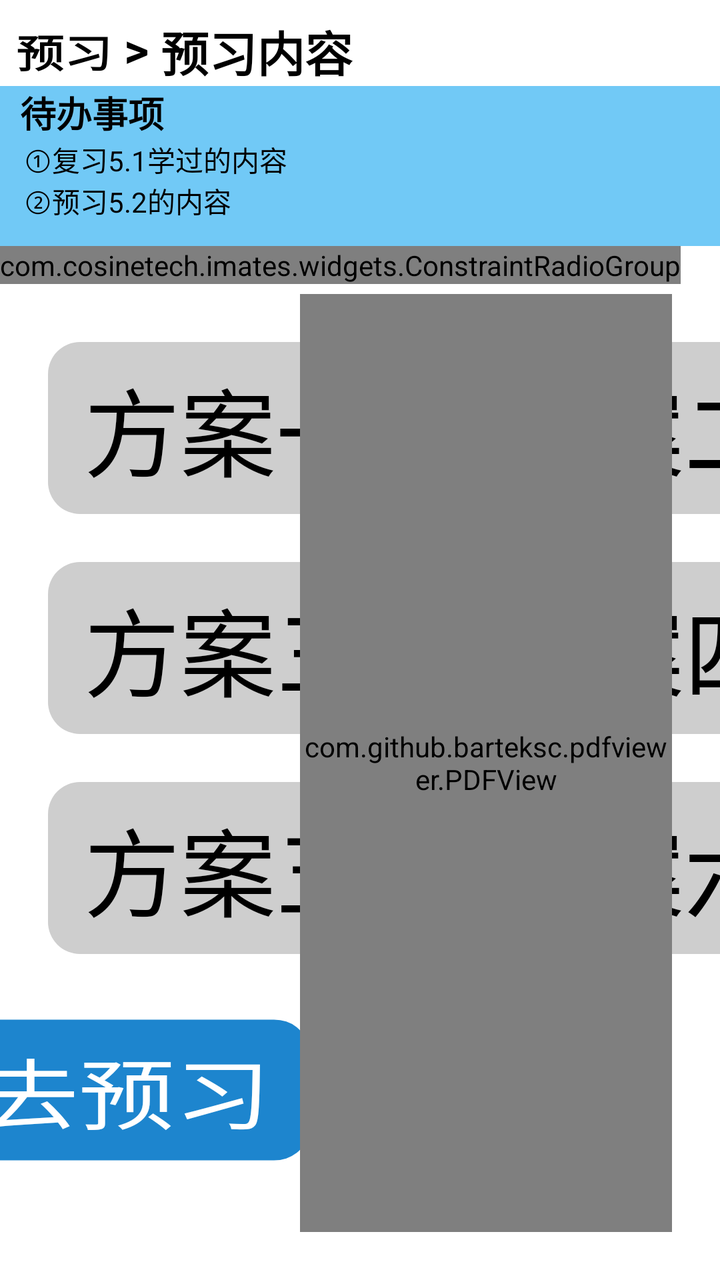
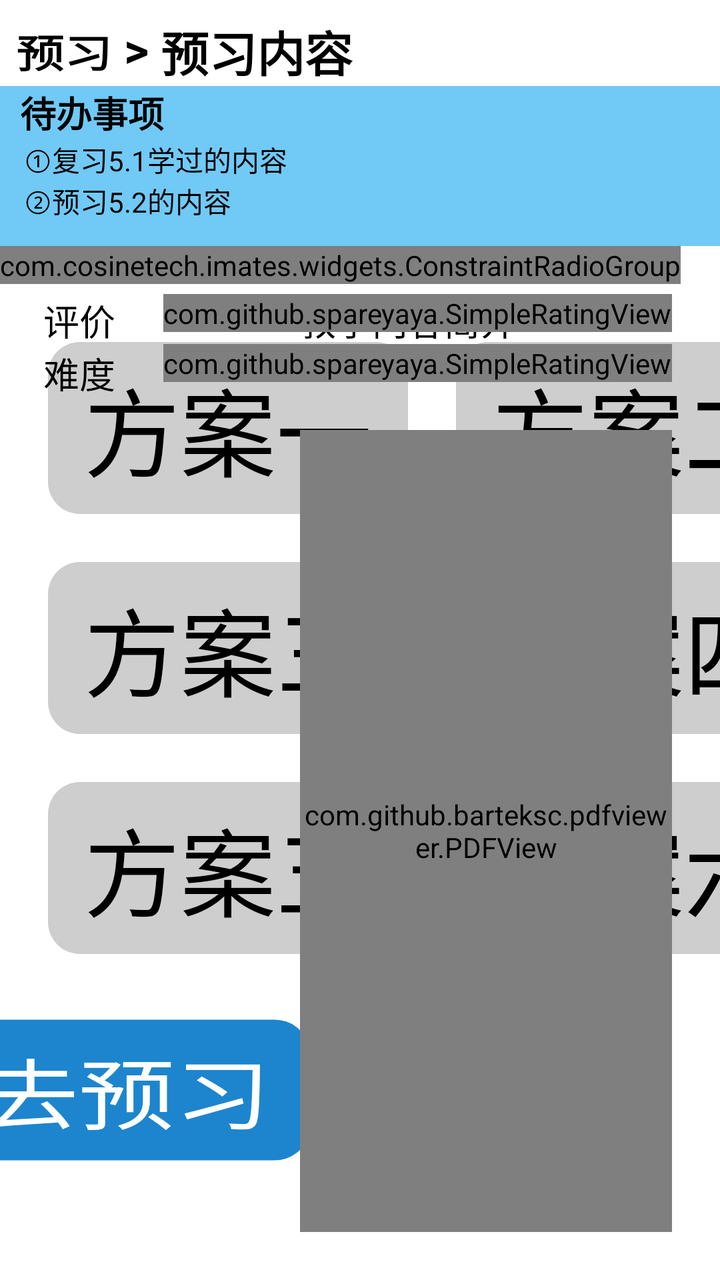

An Android layout rendered at two revisions. The XML below is the earlier revision; the diff shows what the commit changed to produce the second picture.
<!-- AndroidManifest.xml: application theme Theme.IMatesApp.FullScreen -->
<!-- res/layout/fragment_preview_lession.xml -->
<?xml version="1.0" encoding="utf-8"?>
<androidx.constraintlayout.widget.ConstraintLayout xmlns:android="http://schemas.android.com/apk/res/android"
    xmlns:app="http://schemas.android.com/apk/res-auto"
    xmlns:tools="http://schemas.android.com/tools"
    android:layout_width="match_parent"
    android:layout_height="match_parent"
    android:background="#FFFFFF"
    tools:context=".fragments.FragmentPreviewLesson">

    <TextView
        android:id="@+id/label"
        android:layout_width="wrap_content"
        android:layout_height="wrap_content"
        android:layout_margin="8dp"
        android:text="预习"
        android:clickable="true"
        android:stateListAnimator="@animator/button_click_scale"
        android:textColor="#000000"
        android:textSize="@dimen/head1_size"
        android:textStyle="bold"
        app:layout_constraintStart_toStartOf="parent"
        app:layout_constraintTop_toTopOf="parent" />

    <TextView
        android:id="@+id/sign_split"
        android:layout_width="wrap_content"
        android:layout_height="wrap_content"
        android:text=" > "
        android:textColor="#000000"
        android:textSize="@dimen/head1_size"
        android:textStyle="bold"
        app:layout_constraintStart_toEndOf="@id/label"
        app:layout_constraintTop_toTopOf="@id/label" />

    <TextView
        android:id="@+id/preview_section_name"
        android:layout_width="wrap_content"
        android:layout_height="wrap_content"
        android:text="预习内容"
        android:textColor="#000000"
        android:textSize="@dimen/head1_size"
        android:textStyle="bold"
        app:layout_constraintStart_toEndOf="@id/sign_split"
        app:layout_constraintTop_toTopOf="@id/sign_split" />

    <LinearLayout
        android:id="@+id/tool_bar"
        android:layout_width="match_parent"
        android:layout_height="wrap_content"
        android:background="#71c9f6"
        android:minHeight="80dp"
        android:orientation="vertical"
        app:layout_constraintStart_toStartOf="parent"
        app:layout_constraintTop_toBottomOf="@id/preview_section_name">

        <TextView
            android:layout_width="wrap_content"
            android:layout_height="wrap_content"
            android:layout_marginStart="10dp"
            android:text="待办事项"
            android:textColor="#000000"
            android:textSize="@dimen/reflow_text_title_size"
            android:textStyle="bold" />

        <TextView
            android:layout_width="wrap_content"
            android:layout_height="wrap_content"
            android:layout_marginStart="12dp"
            android:background="@android:color/transparent"
            android:text="①复习5.1学过的内容"
            android:textColor="#000000" />

        <TextView
            android:layout_width="wrap_content"
            android:layout_height="wrap_content"
            android:layout_marginStart="12dp"
            android:background="@android:color/transparent"
            android:text="②预习5.2的内容"
            android:textColor="#000000" />

    </LinearLayout>

    <RadioButton
        android:id="@+id/opt_scheme_1"
        android:layout_width="wrap_content"
        android:layout_height="wrap_content"
        android:layout_marginStart="24dp"
        android:layout_marginTop="48dp"
        android:button="@null"
        android:background="@drawable/prepare_lesson_radio_bg"
        android:text="方案一"
        android:textSize="@dimen/head0_size"
        app:layout_constraintStart_toStartOf="parent"
        app:layout_constraintTop_toBottomOf="@id/tool_bar" />

    <RadioButton
        android:id="@+id/opt_scheme_2"
        android:layout_width="wrap_content"
        android:layout_height="wrap_content"
        android:layout_marginStart="24dp"
        android:layout_marginTop="48dp"
        android:button="@null"
        android:background="@drawable/prepare_lesson_radio_bg"
        android:text="方案二"
        android:textSize="@dimen/head0_size"
        app:layout_constraintStart_toEndOf="@id/opt_scheme_1"
        app:layout_constraintTop_toBottomOf="@id/tool_bar" />

    <RadioButton
        android:id="@+id/opt_scheme_3"
        android:layout_width="wrap_content"
        android:layout_height="wrap_content"
        android:layout_marginStart="24dp"
        android:layout_marginTop="24dp"
        android:button="@null"
        android:background="@drawable/prepare_lesson_radio_bg"
        android:text="方案三"
        android:textSize="@dimen/head0_size"
        app:layout_constraintStart_toStartOf="parent"
        app:layout_constraintTop_toBottomOf="@id/opt_scheme_1" />

    <RadioButton
        android:id="@+id/opt_scheme_4"
        android:layout_width="wrap_content"
        android:layout_height="wrap_content"
        android:layout_marginTop="24dp"
        android:button="@null"
        android:background="@drawable/prepare_lesson_radio_bg"
        android:text="方案四"
        android:textSize="@dimen/head0_size"
        app:layout_constraintStart_toStartOf="@id/opt_scheme_2"
        app:layout_constraintTop_toBottomOf="@id/opt_scheme_2" />

    <RadioButton
        android:id="@+id/opt_scheme_5"
        android:layout_width="wrap_content"
        android:layout_height="wrap_content"
        android:layout_marginStart="24dp"
        android:layout_marginTop="24dp"
        android:button="@null"
        android:background="@drawable/prepare_lesson_radio_bg"
        android:text="方案五"
        android:textSize="@dimen/head0_size"
        app:layout_constraintStart_toStartOf="parent"
        app:layout_constraintTop_toBottomOf="@id/opt_scheme_3" />

    <RadioButton
        android:id="@+id/opt_scheme_6"
        android:layout_width="wrap_content"
        android:layout_height="wrap_content"
        android:layout_marginTop="24dp"
        android:button="@null"
        android:background="@drawable/prepare_lesson_radio_bg"
        android:text="方案六"
        android:textSize="@dimen/head0_size"
        app:layout_constraintStart_toStartOf="@id/opt_scheme_4"
        app:layout_constraintTop_toBottomOf="@id/opt_scheme_4" />

    <com.cosinetech.imates.widgets.ConstraintRadioGroup
        android:id="@+id/group"
        android:layout_width="wrap_content"
        android:layout_height="wrap_content"
        app:constraint_referenced_ids="opt_scheme_1, opt_scheme_2, opt_scheme_3,opt_scheme_4,opt_scheme_5,opt_scheme_6"
        app:layout_constraintStart_toStartOf="parent"
        app:layout_constraintTop_toBottomOf="@id/tool_bar" />

    <Button
        android:id="@+id/btn_go_prepare"
        android:layout_width="wrap_content"
        android:layout_height="wrap_content"
        android:layout_margin="24dp"
        android:textSize="@dimen/head0_size"
        android:background="@drawable/round_corner"
        android:textColor="#ffffff"
        android:text="去预习"
        android:stateListAnimator="@animator/button_click_scale"
        app:layout_constraintStart_toStartOf="parent"
        app:layout_constraintTop_toBottomOf="@id/opt_scheme_5"
        app:layout_constraintEnd_toEndOf="@id/guideline"/>

    <androidx.constraintlayout.widget.Guideline
        android:id="@+id/guideline"
        android:layout_width="wrap_content"
        android:layout_height="wrap_content"
        android:orientation="vertical"
        app:layout_constraintGuide_percent="0.35" />

    <com.github.barteksc.pdfviewer.PDFView
        android:id="@+id/pdfView"
        android:layout_width="0dp"
        android:layout_height="0dp"
        android:layout_margin="24dp"
        app:layout_constraintStart_toStartOf="@id/guideline"
        app:layout_constraintEnd_toEndOf="parent"
        app:layout_constraintTop_toBottomOf="@id/tool_bar"
        app:layout_constraintBottom_toBottomOf="parent"/>

</androidx.constraintlayout.widget.ConstraintLayout>
<!-- resources referenced by this layout -->
<resources>
  <dimen name="head0_size">48sp</dimen>
  <dimen name="head1_size">24sp</dimen>
  <dimen name="reflow_text_title_size">18sp</dimen>
  <!-- drawable prepare_lesson_radio_bg (drawable) -->
  <?xml version="1.0" encoding="utf-8"?>
  <selector xmlns:android="http://schemas.android.com/apk/res/android">
  <item android:state_checked="true">
      <shape>
          <solid android:color="#c0fd70" />
          <corners android:radius="16dp" />
          <padding
              android:left="18dp"
              android:right="18dp"
              android:top="8dp"
              android:bottom="8dp" />
      </shape>
  </item>
  <item>
      <shape>
          <solid android:color="#cecece" />
          <corners android:radius="16dp" />
          <padding
              android:left="18dp"
              android:right="18dp"
              android:top="8dp"
              android:bottom="8dp" />
      </shape>
  </item>
  </selector>
  <!-- drawable round_corner (drawable) -->
  <?xml version="1.0" encoding="utf-8"?>
  <shape xmlns:android="http://schemas.android.com/apk/res/android">
      <solid android:color="#1d85ce" />
      <corners android:radius="16dp" />
      <padding
          android:left="18dp"
          android:right="18dp"
          android:top="9dp"
          android:bottom="9dp" />
  </shape>
  <style name="Theme.IMatesApp.FullScreen" parent="Theme.AppCompat.Light.NoActionBar">
          
          <item name="android:windowFullscreen">true</item>
          
          <item name="android:windowTranslucentStatus">true</item>
          
          <item name="android:windowTranslucentNavigation">true</item>
      </style>
</resources>

<!-- the commit's change to res/layout/fragment_preview_lession.xml (unified diff, before → after) -->
@@ -185,6 +185,69 @@
         android:orientation="vertical"
         app:layout_constraintGuide_percent="0.35" />
 
+    <TextView
+        android:id="@+id/intro"
+        android:layout_width="wrap_content"
+        android:layout_height="wrap_content"
+        android:layout_margin="24dp"
+        android:text="教学内容简介"
+        android:textSize="18sp"
+        android:textColor="#000000"
+        app:layout_constraintStart_toStartOf="@id/guideline"
+        app:layout_constraintTop_toBottomOf="@id/tool_bar"/>
+
+    <com.github.spareyaya.SimpleRatingView
+        android:id="@+id/rating"
+        android:layout_width="wrap_content"
+        android:layout_height="wrap_content"
+        android:layout_margin="24dp"
+        app:starType="heart"
+        app:numStars="5"
+        app:rating="0"
+        app:starSize="24dp"
+        app:starSpacing="2dp"
+        app:primaryColor="#ff0000"
+        app:secondaryColor="#cecece"
+        app:layout_constraintEnd_toEndOf="parent"
+        app:layout_constraintTop_toBottomOf="@id/tool_bar" />
+
+    <TextView
+        android:id="@+id/rate_title"
+        android:layout_width="wrap_content"
+        android:layout_height="wrap_content"
+        android:text="评价"
+        android:textSize="18sp"
+        android:textColor="#000000"
+        android:layout_margin="24dp"
+        app:layout_constraintTop_toBottomOf="@id/tool_bar"
+        app:layout_constraintEnd_toStartOf="@id/rating"/>
+
+    <com.github.spareyaya.SimpleRatingView
+        android:id="@+id/rating_difficulty"
+        android:layout_width="wrap_content"
+        android:layout_height="wrap_content"
+        android:layout_marginHorizontal="24dp"
+        android:layout_marginTop="6dp"
+        app:starType="star"
+        app:numStars="5"
+        app:rating="0"
+        app:starSize="24dp"
+        app:starSpacing="2dp"
+        app:primaryColor="#0000FF"
+        app:secondaryColor="#cecece"
+        app:layout_constraintEnd_toEndOf="parent"
+        app:layout_constraintTop_toBottomOf="@id/rating" />
+
+    <TextView
+        android:layout_width="wrap_content"
+        android:layout_height="wrap_content"
+        android:text="难度"
+        android:textSize="18sp"
+        android:textColor="#000000"
+        android:layout_marginHorizontal="24dp"
+        app:layout_constraintTop_toBottomOf="@id/rate_title"
+        app:layout_constraintEnd_toStartOf="@id/rating_difficulty"/>
+
     <com.github.barteksc.pdfviewer.PDFView
         android:id="@+id/pdfView"
         android:layout_width="0dp"
@@ -192,7 +255,7 @@
         android:layout_margin="24dp"
         app:layout_constraintStart_toStartOf="@id/guideline"
         app:layout_constraintEnd_toEndOf="parent"
-        app:layout_constraintTop_toBottomOf="@id/tool_bar"
+        app:layout_constraintTop_toBottomOf="@id/rating_difficulty"
         app:layout_constraintBottom_toBottomOf="parent"/>
 
 </androidx.constraintlayout.widget.ConstraintLayout>
